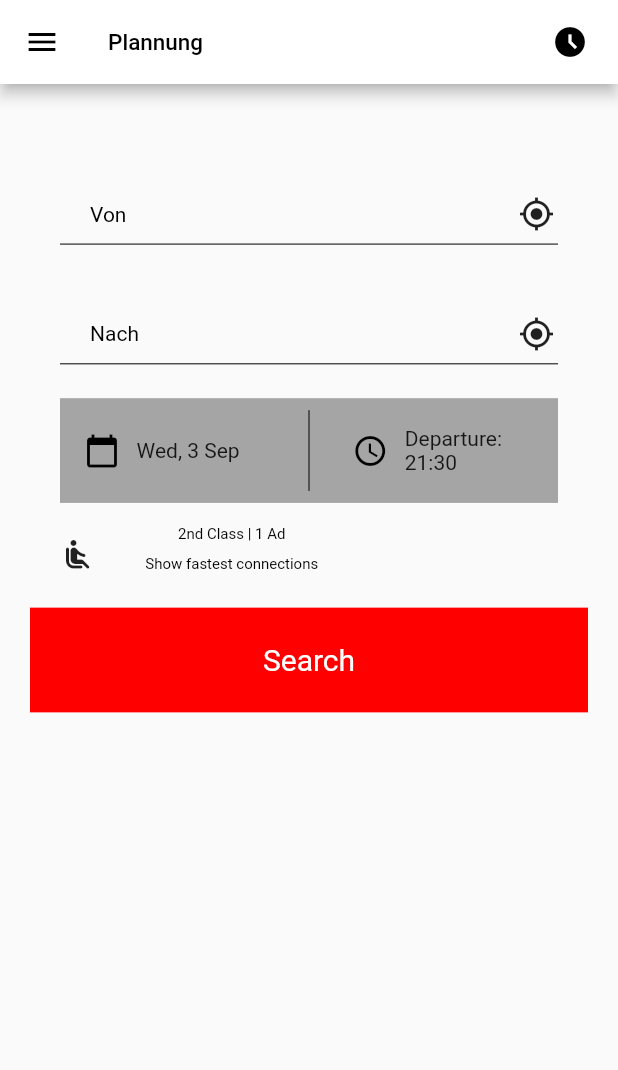
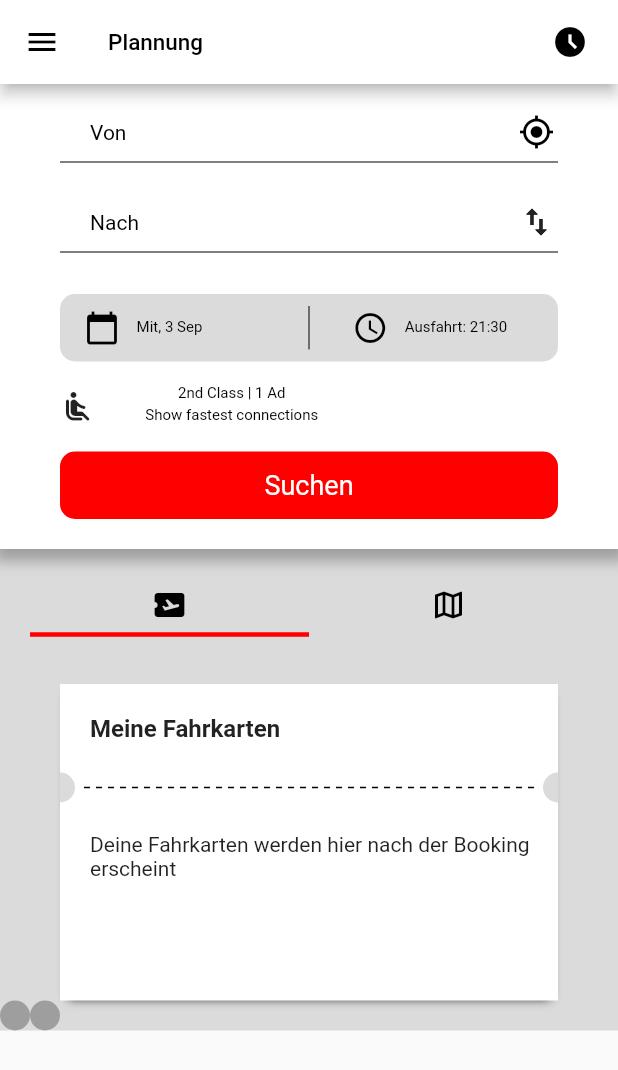
Before and after one commit to MaxleyCv/FlutterLearningIoT2, a Flutter app: the screen it shows after launch, after a tap on "Von", on a phone screen of 412 x 824 dp. Shown: the top 1070 px of the screen. Run offline on Flutter 3.47's test engine with Material 2 defaults, Android fonts, the light colour scheme and no system bars; drawn by our look-alikes of dotted_line.

Commit message:
HW2: added normal structure

```diff
--- a/lib/main.dart
+++ b/lib/main.dart
@@ -1,5 +1,7 @@
 
+import 'package:flutter/cupertino.dart';
 import 'package:flutter/material.dart';
+import 'package:dotted_line/dotted_line.dart';
 
 
 void main() {
@@ -23,16 +25,334 @@ class HomePage extends StatefulWidget {
   _HomePageState createState() => _HomePageState();
 }
 
+
+Widget _destinationStationInput(Widget iconButton, Text hint, Function on_tap_function){
+  return Container(
+      child: GestureDetector(
+      onTap: (){},
+      child: Column(
+        mainAxisAlignment: MainAxisAlignment.center,
+        children: <Widget>[
+          Row(
+            children: <Widget>[
+              Expanded(child: Padding(
+                padding: EdgeInsets.only(left: 60),
+                child: hint,
+              ), flex: 5,),
+              Expanded(child: Padding(
+                padding: EdgeInsets.only(right: 40),
+                child: iconButton,
+              ), flex: 1,)
+            ],
+          ),
+          Padding(padding: EdgeInsets.only(left: 40, right: 40, bottom: 20),
+            child: Divider(
+              color: Colors.black,
+            ),
+          )
+        ],
+      )
+  ),
+    height: 60,
+  );
+}
+
+
+Widget _classChosingBar(Widget iconButton, Function choose_class,
+    Function choose_mod, TextStyle smallTextStyle){
+  return Container(
+      child: Row(
+    children: <Widget>[
+      Expanded(child: Padding(padding: EdgeInsets.only(left: 40),child:Icon(
+          Icons.airline_seat_recline_normal_rounded
+      )),),
+      Expanded(child: Column(
+
+        children: <Widget>[
+          Expanded(
+            child: Padding(padding: EdgeInsets.only(top: 15),child: Text(
+              "2nd Class | 1 Ad",
+              style: smallTextStyle,
+            ),
+            ),),
+          Expanded(
+            child: Padding(padding: EdgeInsets.only(bottom: 5, top: 0),child: Text(
+              "Show fastest connections",
+              style: smallTextStyle,
+            ),
+            ),),
+
+        ],
+      ), flex: 4),
+      Expanded(
+        child: Container(),
+        flex: 3,
+
+      ),
+    ],
+  ),
+  height: 60,);
+}
+
+Widget _chooseDateTime(Function date_action, Function time_action,
+    Color greyColor, Color textColor, TextStyle calendar_text_style) {
+  return Container(
+      height: 45,
+      child: Padding(
+        padding: EdgeInsets.symmetric(horizontal: 40),
+        child: Container(
+          decoration: BoxDecoration(
+            color: greyColor,
+            borderRadius: BorderRadius.all(
+              Radius.circular(10)
+            )
+          ),
+          child: Row(
+            children: <Widget>[
+              Expanded(child: Padding(
+                padding: EdgeInsets.only(left: 5),
+                child: Icon(
+                  Icons.calendar_today,
+                  color: textColor,
+                ),
+              ), flex: 2,),
+              Expanded(child: Text(
+                  "Mit, 3 Sep",
+                  style: calendar_text_style,
+              ), flex: 4,),
+              Expanded(child: Padding(
+                padding: EdgeInsets.symmetric(horizontal: 2, vertical: 8),
+                child: VerticalDivider(
+                  color: textColor,
+                ),
+              ), flex: 1,),
+              Expanded(child: Padding(
+                padding: EdgeInsets.only(left: 5),
+                child: Icon(
+                  Icons.access_time_outlined,
+                  color: textColor,
+                ),
+              ), flex: 2,),
+              Expanded(child: Text(
+                  "Ausfahrt: 21:30",
+                  style: calendar_text_style,
+              ), flex: 4,)
+            ],
+          ),
+        ),
+      )
+  );
+}
+
+Widget _searchButton(Function search, Color buttonColor, Color fontColor){
+  return GestureDetector(
+    onTap: search(),
+    child: Container(
+      height: 45,
+      child: Container(
+
+        child: Padding(
+          padding: EdgeInsets.symmetric(horizontal: 40),
+
+          child: Container(
+            decoration: BoxDecoration(
+              color: buttonColor,
+              borderRadius: BorderRadius.all(Radius.circular(10)),
+            ),
+
+            child: GestureDetector(
+                onTap: (){},
+                child: Row(children: <Widget>[
+                  Expanded(child: Text(
+                    "Suchen",
+                    textAlign: TextAlign.center,
+                    style: TextStyle(
+                      color: fontColor,
+                      fontSize: 18,
+                    ),
+                  )),]
+                )),
+          ),
+        ),
+      ),
+    )
+  );
+}
+
+Widget _chooseTicketOrMap(Color buttonColor, Color greyColor){
+  return Padding(
+      padding: EdgeInsets.symmetric(horizontal: 20, vertical: 25),
+  child: Row(
+    children: <Widget>[
+      Expanded(child: Column(
+        children: <Widget>[
+          Icon(
+            Icons.airplane_ticket,
+            color: Colors.black,
+          ),
+          Divider(
+            color: buttonColor,
+            thickness: 3,
+          )
+        ],
+      )),
+      Expanded(child: Column(
+        children: <Widget>[
+          Icon(
+              Icons.map_outlined,
+              color: Colors.black,
+          ),
+          Divider(
+            color: greyColor,
+          )
+        ],),),
+    ],
+  ));
+}
+
+Widget _myTicketsTopText(){
+  return Align(
+    alignment: Alignment.centerLeft,
+    child: Padding(padding: EdgeInsets.only(top: 20, bottom: 20, left: 20),
+      child: Text(
+        "Meine Fahrkarten",
+        textAlign: TextAlign.left,
+        style: TextStyle(
+          fontSize: 16,
+          fontWeight: FontWeight.bold
+        ),
+      ),
+    ),
+  );
+}
+
+Widget _myTicketsBottomText(){
+  return Align(
+    alignment: Alignment.centerLeft,
+    child: Padding(padding: EdgeInsets.only(top: 20, bottom: 80, left: 20),
+      child: Text(
+        "Deine Fahrkarten werden hier nach der Booking erscheint",
+        textAlign: TextAlign.left,
+        style: TextStyle(
+            fontSize: 14,
+        ),
+      ),
+    ),
+  );
+}
+
+Widget _interTicketDashline(Color greyColor){
+  return Row(
+    mainAxisAlignment: MainAxisAlignment.spaceBetween,
+    children: <Widget>[
+      Align(
+        child: Container(
+          height: 20,
+          width: 10,
+          decoration: BoxDecoration(
+              color: greyColor,
+              borderRadius: BorderRadius.horizontal(
+                  right: Radius.circular(10)
+              )
+          ),
+        ),
+        alignment: Alignment.centerLeft,
+      ),
+      DottedLine(
+        dashColor: Colors.black,
+        lineLength: 300,
+      ),
+      Align(
+        child: Container(
+          height: 20,
+          width: 10,
+          decoration: BoxDecoration(
+              color: greyColor,
+              borderRadius: BorderRadius.horizontal(
+                  left: Radius.circular(10)
+              )
+          ),
+        ),
+        alignment: Alignment.centerRight,
+      ),
+    ],
+  );
+}
+
+Widget _myTickets(Color greyColor){
+  return Container(
+    child: Padding(
+      padding: EdgeInsets.symmetric(horizontal: 40),
+      child: Container(
+        decoration: BoxDecoration(
+          color: Colors.white,
+            boxShadow: [
+              BoxShadow(
+                  color: Colors.black,
+                  spreadRadius: -5,
+                  blurRadius: 5,
+                  offset: Offset(0, 3)
+              ),
+            ]
+        ),
+        child: Column(
+          children: <Widget>[
+            _myTicketsTopText(),
+            _interTicketDashline(greyColor),
+            _myTicketsBottomText(),
+          ],
+        ),
+      ),
+    ),
+  );
+}
+
+Widget _doubleDot(){
+  return Align(
+    alignment: Alignment.center,
+    child: Row(
+      children: <Widget>[
+        Container(
+          width: 20,
+          height: 20,
+          decoration: BoxDecoration(
+            borderRadius: BorderRadius.all(Radius.circular(10)),
+            color: Colors.grey,
+          ),
+        ),
+        Container(
+          width: 20,
+          height: 20,
+          decoration: BoxDecoration(
+            borderRadius: BorderRadius.all(Radius.circular(10)),
+            color: Colors.grey,
+          ),
+        )
+      ],
+    ),
+  );
+}
+
 class _HomePageState extends State<HomePage> {
 
   Color fontColor = Color.fromRGBO(255, 255, 255, 1.0);
   Color buttonColor = Color.fromRGBO(255, 0, 0, 1.0);
   Color textColor = Color.fromRGBO(0, 0, 0, 1.0);
-  Color greyColor = Color.fromRGBO(165, 165, 165, 1.0);
+  Color greyColor = Color.fromRGBO(219, 219, 219, 1.0);
 
   TextStyle smallTextStyle = TextStyle(
     fontSize: 10,
     color: Color.fromRGBO(0, 0, 0, 1.0),
+  );
+
+  TextStyle hintTextStyle = TextStyle(
+    fontSize: 14,
+    color: Colors.black,
+  );
+
+  TextStyle callendarTextStyle = TextStyle(
+    fontSize: 10,
+    color: Colors.black,
   );
 
 
@@ -65,173 +385,76 @@ class _HomePageState extends State<HomePage> {
               ),
             ),
           ),
-
         ],
         ),
-      body: Column(
+      body: SingleChildScrollView(
+        child: Container(
+          color: greyColor,
+          child: Column(
+              children: <Widget>[
+                Container(
+                  decoration: BoxDecoration(
+                      color: Colors.white,
+                      boxShadow: [
+                        BoxShadow(
+                            color: Colors.grey,
+                            spreadRadius: 5,
+                            blurRadius: 7,
+                            offset: Offset(1, 3)
+                        ),
+                      ]
+                  ),
+                  child: Column(
                     mainAxisAlignment: MainAxisAlignment.end,
                     children: <Widget>[
-          Expanded(child: Container(),),
-          Expanded(child: GestureDetector(onTap: (){},
-            child: Column(
-              mainAxisAlignment: MainAxisAlignment.center,
-              children: <Widget>[
-                Row(
-                  children: <Widget>[
-                    Expanded(child: Padding(
-                      padding: EdgeInsets.only(left: 60),
-                      child: Text(
-                        'Von',
-                        style: TextStyle(
-                          color: textColor,
+                      Container(
+                        height: 20,
                       ),
+                      _destinationStationInput(
+                          Icon(Icons.gps_fixed, color: textColor,),
+                          Text(
+                            "Von",
+                            style: hintTextStyle,
                           ),
-                    ), flex: 5,),
-                    Expanded(child: Padding(
-                      padding: EdgeInsets.only(right: 40),
-                      child: Icon(
-                        Icons.gps_fixed,
+                              (){}),
+                      _destinationStationInput(
+                        Icon(Icons.swap_vert_outlined),
+                        Text(
+                          "Nach",
+                          style: hintTextStyle,
                         ),
-                    ), flex: 1,)
-                  ],
+                            (){},
                       ),
-                Padding(padding: EdgeInsets.only(left: 40, right: 40, bottom: 20),
-                  child: Divider(
-                    color: textColor,
+                      _chooseDateTime((){}, (){}, greyColor, textColor, callendarTextStyle),
+                      _classChosingBar(Icon(
+                        Icons.airline_seat_recline_normal,
+                        color: Colors.black,
                       ),
+                              (){},
+                              (){},
+                          smallTextStyle),
+                      _searchButton((){}, buttonColor, fontColor),
+                      Container(
+                        height: 20,
                       )
-              ],
-            )
-          ),),
-          Expanded(child: GestureDetector(onTap: (){},
-              child: Column(
-                mainAxisAlignment: MainAxisAlignment.center,
-                children: <Widget>[
-                  Row(
-                    children: <Widget>[
-                      Expanded(child: Padding(
-                        padding: EdgeInsets.only(left: 60),
-                        child: Text(
-                          'Nach',
-                          style: TextStyle(
-                            color: textColor,
-                          ),
-                        ),
-                      ), flex: 5,),
-                      Expanded(child: Padding(
-                        padding: EdgeInsets.only(right: 40),
-                        child: Icon(
-                          Icons.gps_fixed,
-                        ),
-                      ), flex: 1,)
-                    ],
-                  ),
-                  Padding(padding: EdgeInsets.only(left: 40, right: 40),
-                    child: Divider(
-                      color: textColor,
-                    ),
-                  )
-                ],
-              )
-          ),),
-          Expanded(child: Container(
-            height: 40,
-            child: Padding(
-              padding: EdgeInsets.symmetric(horizontal: 40),
-              child: Container(
-                color: greyColor,
-                child: Row(
-                  children: <Widget>[
-                    Expanded(child: Padding(
-                      padding: EdgeInsets.only(left: 5),
-                      child: Icon(
-                        Icons.calendar_today,
-                        color: textColor,
-                      ),
-                    ), flex: 2,),
-                    Expanded(child: Text(
-                        "Wed, 3 Sep"
-                      ), flex: 4,),
-                    Expanded(child: Padding(
-                      padding: EdgeInsets.symmetric(horizontal: 2, vertical: 8),
-                      child: VerticalDivider(
-                        color: textColor,
-                      ),
-                    ), flex: 1,),
-                    Expanded(child: Padding(
-                      padding: EdgeInsets.only(left: 5),
-                      child: Icon(
-                        Icons.access_time_outlined,
-                        color: textColor,
-                      ),
-                    ), flex: 2,),
-                    Expanded(child: Text(
-                      "Departure: 21:30"
-                    ), flex: 4,)
                     ],
                   ),
                 ),
+                Container(
+                  child: Column(
+                    children: <Widget>[
+                      _chooseTicketOrMap(buttonColor, greyColor),
+                      _myTickets(greyColor),
+                      _doubleDot(),
+                    ],
+                  ),
                 )
-          ),),
-          Expanded(
-            child: Row(
-              children: <Widget>[
-                Expanded(child: Padding(padding: EdgeInsets.only(left: 40),child:Icon(
-                  Icons.airline_seat_recline_normal_rounded
-                )),),
-                Expanded(child: Column(
-
-                  children: <Widget>[
-                    Expanded(
-                    child: Padding(padding: EdgeInsets.only(top: 15),child: Text(
-                      "2nd Class | 1 Ad",
-                      style: smallTextStyle,
-                    ),
-                  ),),
-                    Expanded(
-                      child: Padding(padding: EdgeInsets.only(bottom: 5, top: 0),child: Text(
-                        "Show fastest connections",
-                        style: smallTextStyle,
-                      ),
-                      ),),
-
-                  ],
-                ), flex: 4),
-                Expanded(
-                  child: Container(),
-                  flex: 3,
+              ]
 
           ),
-              ],
-            ),
-          ),
-          Expanded(child: Container(
+        )
 
-            child: Container(
-              height: 30,
-              child: Padding(
-                padding: EdgeInsets.symmetric(horizontal: 20),
-                child: Container(
-                  color: buttonColor,
-                  child: GestureDetector(
-                    onTap: (){},
-                    child: Row(children: <Widget>[
-                      Expanded(child: Text(
-                      "Search",
-                      textAlign: TextAlign.center,
-                      style: TextStyle(
-                        color: fontColor,
-                        fontSize: 20,
-                      ),
-                    )),]
-                  )),
-                ),
-              ),
-            ),
-          )),
-          Expanded(flex:5, child: Container())
-        ],
-      ),
+    )
     );
   }
 }
--- a/pubspec.yaml
+++ b/pubspec.yaml
@@ -23,6 +23,7 @@ environment:
 dependencies:
   flutter:
     sdk: flutter
+  dotted_line: ^3.0.0
 
 
   # The following adds the Cupertino Icons font to your application.
```
Also changed, not shown: pubspec.lock. Lines whose indentation alone changed are shown as unchanged.
